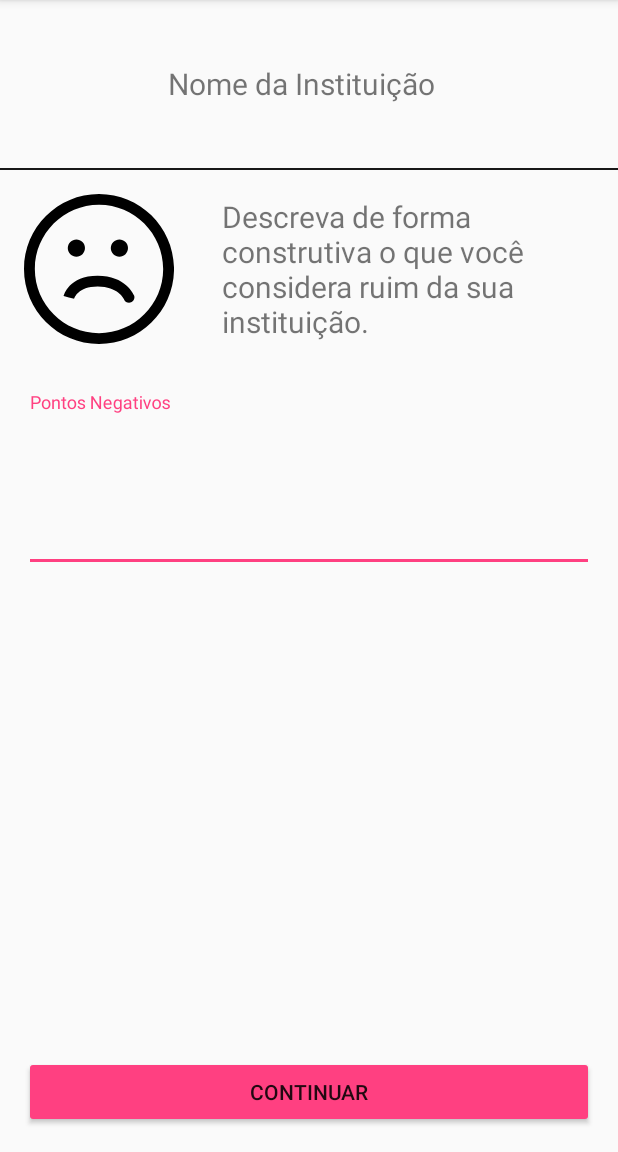
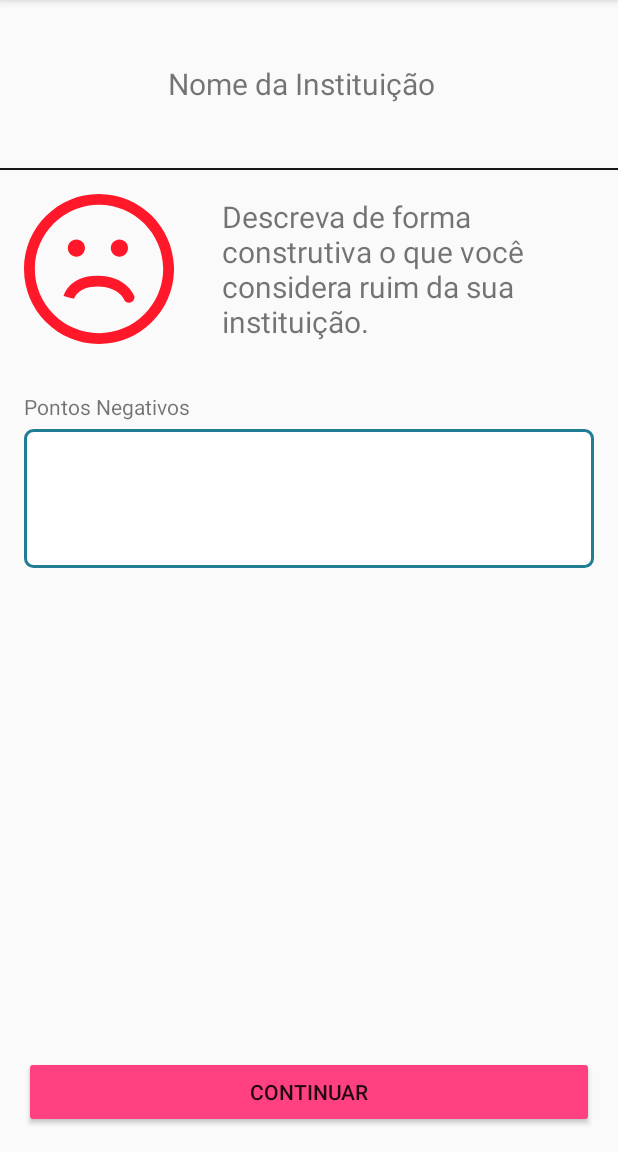
Before and after one commit to WilderPereira/fiscaluno-campus, an Android app: the CadastroPontosNegativosActivity screen opened directly, with no data from a screen before it, on a phone screen of 412 x 824 dp, the part 84-1236 px from its top. Run offline under Robolectric (Android 15) with nearby library versions, the phone set to English and light mode, and no system bars.

Commit message:
modificação de tela de qualificação

```diff
--- a/app/build.gradle
+++ b/app/build.gradle
@@ -29,6 +29,5 @@ dependencies {
     compile 'com.android.support:support-v4:25.1.1'
     compile 'com.android.support:cardview-v7:25.1.1'
     compile 'io.github.luizgrp.sectionedrecyclerviewadapter:sectionedrecyclerviewadapter:1.0.4'
-    compile 'com.android.support.constraint:constraint-layout:1.0.0-beta4'
     testCompile 'junit:junit:4.12'
 }
--- /dev/null
+++ b/app/src/main/java/com/mainbox/fiscaluno/view/custom/EditTextBox.java
@@ -0,0 +1,24 @@
+package com.mainbox.fiscaluno.view.custom;
+
+import android.content.Context;
+import android.util.AttributeSet;
+import android.widget.EditText;
+
+import com.mainbox.fiscaluno.R;
+
+/**
+ * Created by vinicius on 02/02/17.
+ */
+
+public class EditTextBox extends EditText {
+
+    public EditTextBox(Context context) {
+        super(context);
+        setBackground(getResources().getDrawable(R.drawable.edittextbox));
+    }
+
+    public EditTextBox(Context context, AttributeSet attrs) {
+        super(context, attrs);
+        setBackground(getResources().getDrawable(R.drawable.edittextbox));
+    }
+}
--- /dev/null
+++ b/app/src/main/res/drawable/edittextbox.xml
@@ -0,0 +1,10 @@
+<?xml version="1.0" encoding="UTF-8"?>
+<shape xmlns:android="http://schemas.android.com/apk/res/android" android:id="@+id/listview_background_shape">
+    <stroke android:width="2dp" android:color="#ff207d94" />
+    <padding android:left="2dp"
+        android:top="2dp"
+        android:right="2dp"
+        android:bottom="2dp" />
+    <corners android:radius="5dp" />
+    <solid android:color="#ffffffff" />
+</shape>
--- a/app/src/main/res/drawable/ic_sad.xml
+++ b/app/src/main/res/drawable/ic_sad.xml
@@ -1,7 +1,7 @@
 <vector android:height="24dp" android:viewportHeight="470.333"
     android:viewportWidth="470.333" android:width="24dp" xmlns:android="http://schemas.android.com/apk/res/android">
-    <path android:fillColor="#FF000000" android:pathData="M235.2,470.3c129.8,0 235.2,-105.4 235.2,-235.2S364.9,0 235.2,0S0,105.4 0,235.2S105.4,470.3 235.2,470.3zM235.2,34c110.8,0 201.2,90.4 201.2,201.2S346,436.3 235.2,436.3S34,346 34,235.2S124.4,34 235.2,34z"/>
-    <path android:fillColor="#FF000000" android:pathData="M164.3,196.6c7.1,0 13.9,-2.8 19,-7.9c10.5,-10.5 10.5,-27.5 0,-38c-5.1,-5.1 -11.9,-7.9 -19,-7.9s-13.9,2.8 -19,7.9c-10.5,10.5 -10.5,27.5 0,38C150.4,193.8 157.3,196.6 164.3,196.6z"/>
-    <path android:fillColor="#FF000000" android:pathData="M299.2,196.6c7.1,0 13.9,-2.8 19,-7.9c10.5,-10.5 10.5,-27.5 0,-38c-5.1,-5.1 -11.9,-7.9 -19,-7.9s-13.9,2.8 -19,7.9c-10.5,10.5 -10.5,27.5 0,38C285.3,193.8 291.8,196.6 299.2,196.6z"/>
-    <path android:fillColor="#FF000000" android:pathData="M157.3,328.7c0.6,-1.7 11.6,-38.3 73.7,-38.3c64,0 82.2,38.8 82.7,40.2c2.8,6.5 9.1,10.5 15.6,10.5c2.3,0 4.3,-0.3 6.5,-1.4c8.8,-3.7 12.8,-13.6 9.1,-22.1c-1.1,-2.5 -26.4,-61.2 -114.2,-61.2c-89.5,0 -106,61.2 -106.5,63.8l16.4,4.3L157.3,328.7z"/>
+    <path android:fillColor="#FFFF1829" android:pathData="M235.2,470.3c129.8,0 235.2,-105.4 235.2,-235.2S364.9,0 235.2,0S0,105.4 0,235.2S105.4,470.3 235.2,470.3zM235.2,34c110.8,0 201.2,90.4 201.2,201.2S346,436.3 235.2,436.3S34,346 34,235.2S124.4,34 235.2,34z"/>
+    <path android:fillColor="#FFFF1829" android:pathData="M164.3,196.6c7.1,0 13.9,-2.8 19,-7.9c10.5,-10.5 10.5,-27.5 0,-38c-5.1,-5.1 -11.9,-7.9 -19,-7.9s-13.9,2.8 -19,7.9c-10.5,10.5 -10.5,27.5 0,38C150.4,193.8 157.3,196.6 164.3,196.6z"/>
+    <path android:fillColor="#FFFF1829" android:pathData="M299.2,196.6c7.1,0 13.9,-2.8 19,-7.9c10.5,-10.5 10.5,-27.5 0,-38c-5.1,-5.1 -11.9,-7.9 -19,-7.9s-13.9,2.8 -19,7.9c-10.5,10.5 -10.5,27.5 0,38C285.3,193.8 291.8,196.6 299.2,196.6z"/>
+    <path android:fillColor="#FFFF1829" android:pathData="M157.3,328.7c0.6,-1.7 11.6,-38.3 73.7,-38.3c64,0 82.2,38.8 82.7,40.2c2.8,6.5 9.1,10.5 15.6,10.5c2.3,0 4.3,-0.3 6.5,-1.4c8.8,-3.7 12.8,-13.6 9.1,-22.1c-1.1,-2.5 -26.4,-61.2 -114.2,-61.2c-89.5,0 -106,61.2 -106.5,63.8l16.4,4.3L157.3,328.7z"/>
 </vector>
--- a/app/src/main/res/drawable/ic_smile.xml
+++ b/app/src/main/res/drawable/ic_smile.xml
@@ -1,4 +1,4 @@
 <vector android:height="24dp" android:viewportHeight="512.0"
     android:viewportWidth="512.0" android:width="24dp" xmlns:android="http://schemas.android.com/apk/res/android">
-    <path android:fillColor="#FF000000" android:pathData="M256,512c141.4,0 256,-114.6 256,-256S397.4,0 256,0C114.6,0 0,114.6 0,256S114.6,512 256,512zM256,48c114.9,0 208,93.1 208,208s-93.1,208 -208,208S48,370.9 48,256S141.1,48 256,48zM256,299.4c58,0 113.1,-15.4 160,-42.5C408.7,346.1 339.4,416 256,416c-83.4,0 -152.7,-69.9 -160,-159.2C142.9,283.9 198,299.4 256,299.4zM128,176c0,26.5 14.3,48 32,48s32,-21.5 32,-48s-14.3,-48 -32,-48S128,149.5 128,176zM320,176c0,26.5 14.3,48 32,48s32,-21.5 32,-48s-14.3,-48 -32,-48S320,149.5 320,176z"/>
+    <path android:fillColor="#FFFFEB3D" android:pathData="M256,512c141.4,0 256,-114.6 256,-256S397.4,0 256,0C114.6,0 0,114.6 0,256S114.6,512 256,512zM256,48c114.9,0 208,93.1 208,208s-93.1,208 -208,208S48,370.9 48,256S141.1,48 256,48zM256,299.4c58,0 113.1,-15.4 160,-42.5C408.7,346.1 339.4,416 256,416c-83.4,0 -152.7,-69.9 -160,-159.2C142.9,283.9 198,299.4 256,299.4zM128,176c0,26.5 14.3,48 32,48s32,-21.5 32,-48s-14.3,-48 -32,-48S128,149.5 128,176zM320,176c0,26.5 14.3,48 32,48s32,-21.5 32,-48s-14.3,-48 -32,-48S320,149.5 320,176z"/>
 </vector>
--- a/app/src/main/res/layout/activity_cadastro_pontos_negativos.xml
+++ b/app/src/main/res/layout/activity_cadastro_pontos_negativos.xml
@@ -11,18 +11,21 @@
         android:orientation="horizontal"
         android:layout_width="match_parent"
         android:layout_height="wrap_content">
+
         <ImageView
             android:layout_width="80dp"
             android:layout_height="80dp" />
+
         <TextView
             android:layout_marginRight="@dimen/activity_horizontal_margin"
             android:layout_marginLeft="@dimen/activity_horizontal_margin"
             android:layout_gravity="center"
-            android:gravity="left"
+            android:gravity="start"
             android:textSize="20sp"
             android:text="Nome da Instituição"
             android:layout_width="match_parent"
             android:layout_height="wrap_content" />
+
     </LinearLayout>
 
     <LinearLayout
@@ -35,11 +38,13 @@
         android:orientation="horizontal"
         android:layout_width="match_parent"
         android:layout_height="wrap_content">
+
         <ImageView
             android:layout_margin="@dimen/activity_horizontal_margin"
             android:layout_width="100dp"
             android:layout_height="100dp"
             android:src="@drawable/ic_sad"/>
+
         <TextView
             android:layout_margin="@dimen/activity_horizontal_margin"
             android:layout_gravity="center"
@@ -49,17 +54,27 @@
             android:layout_width="match_parent"
             android:layout_height="wrap_content" />
     </LinearLayout>
-    <android.support.design.widget.TextInputLayout
-        android:hint="Pontos Negativos"
+
+    <LinearLayout
         android:layout_margin="@dimen/activity_horizontal_margin"
         android:layout_width="match_parent"
-        android:layout_height="wrap_content">
-        <EditText
+        android:layout_height="wrap_content"
+        android:orientation="vertical">
+
+        <TextView
+            android:layout_width="match_parent"
+            android:layout_height="wrap_content"
+            android:text="Pontos Negativos"/>
+
+        <com.mainbox.fiscaluno.view.custom.EditTextBox
             android:lines="4"
             android:id="@+id/nomeInstituicao_tv"
+            android:layout_marginTop="5dp"
+            android:inputType="textMultiLine"
             android:layout_width="match_parent"
             android:layout_height="wrap_content" />
-    </android.support.design.widget.TextInputLayout>
+
+    </LinearLayout>
 
     <RelativeLayout
         android:layout_width="match_parent"
```
Also changed, not shown: app/src/main/res/layout/activity_cadastro_pontos_positivos.xml (+15 -5 lines).
